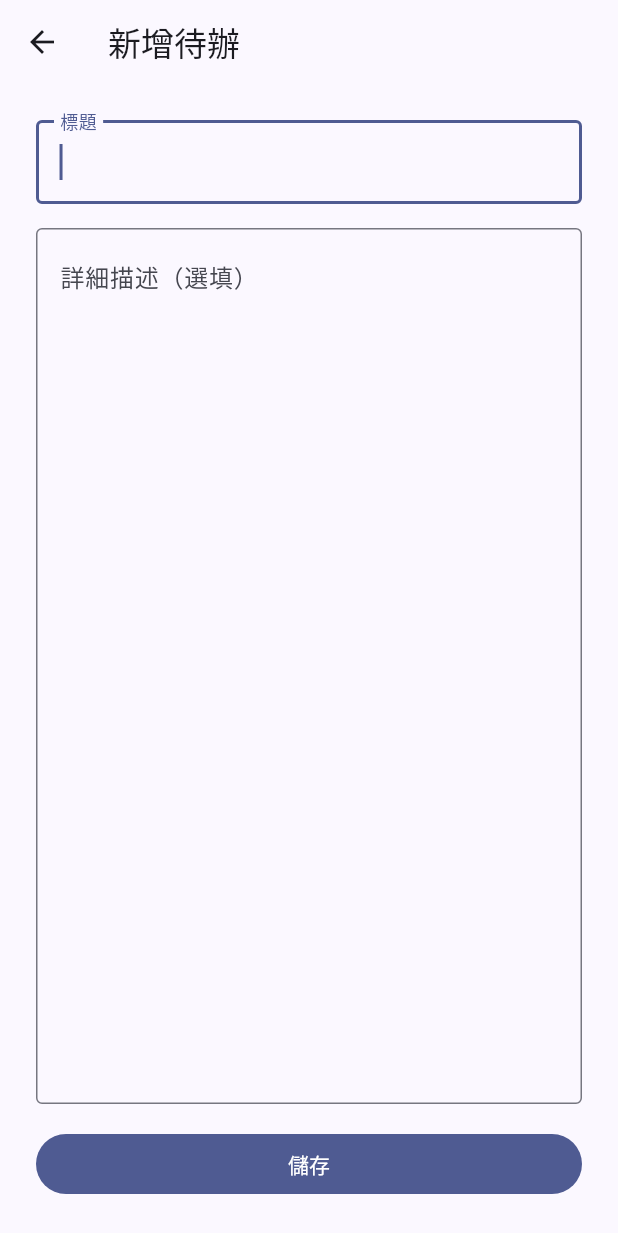
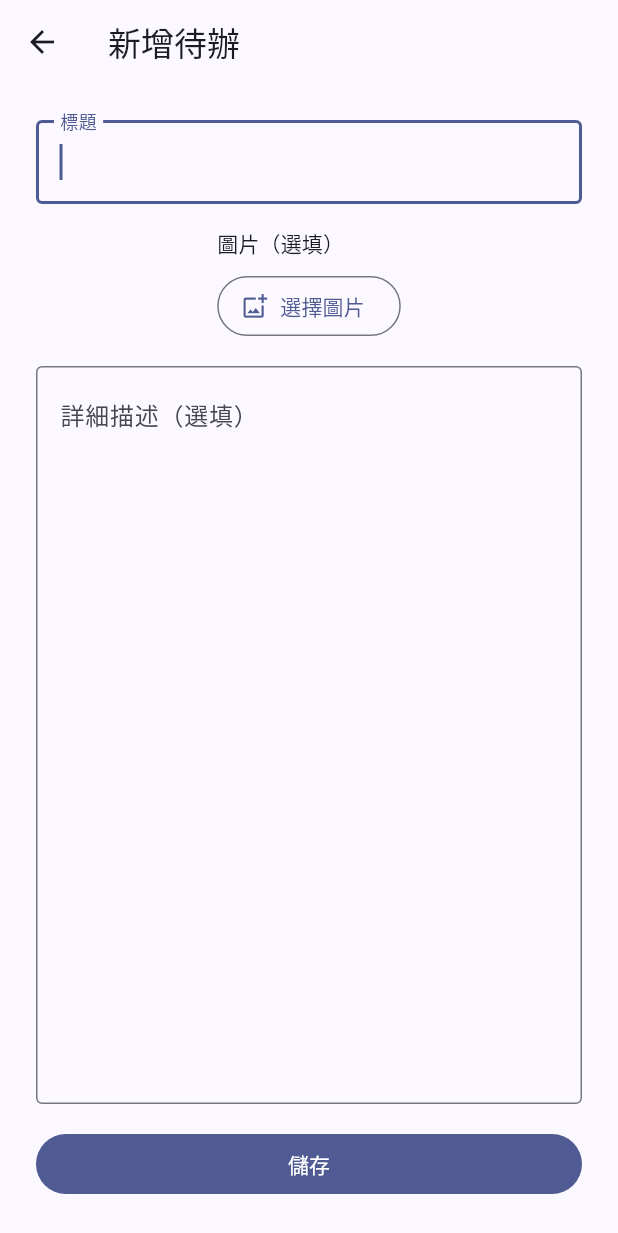
Before and after one commit to DisappearPing/MyFirstAITestApp, a Flutter app: the screen it shows once a user with an empty profile is signed in, after a tap on "新增含詳細內容的待辦", on a phone screen of 412 x 824 dp. Shown: the top 1233 px of the screen. Run offline on Flutter 3.47's test engine with Material 3 defaults, Android fonts, the phone set to English and light mode, and no system bars; our stand-ins replace cloud_firestore, file_picker, firebase_auth, firebase_core, firebase_storage, google_sign_in; accounts and stored records are empty; network calls fail.

Commit message:
Add image attachments for todos

```diff
--- a/lib/features/auth/presentation/pages/auth_gate.dart
+++ b/lib/features/auth/presentation/pages/auth_gate.dart
@@ -6,6 +6,7 @@ import 'package:my_first_app/features/auth/presentation/pages/account_page.dart'
 import 'package:my_first_app/features/auth/presentation/pages/auth_page.dart';
 import 'package:my_first_app/features/auth/presentation/view_models/auth_view_model.dart';
 import 'package:my_first_app/features/todos/data/repositories/firestore_todo_repository.dart';
+import 'package:my_first_app/features/todos/data/repositories/firebase_storage_todo_image_repository.dart';
 import 'package:my_first_app/features/todos/presentation/pages/todo_list_page.dart';
 import 'package:my_first_app/features/todos/presentation/view_models/todo_list_view_model.dart';
 
@@ -39,7 +40,12 @@ class _AuthGateState extends State<AuthGate> {
       _todoUserId = user?.id;
       _todoViewModel = user == null
           ? null
-          : TodoListViewModel(FirestoreTodoRepository(userId: user.id));
+          : TodoListViewModel(
+              FirestoreTodoRepository(userId: user.id),
+              imageRepository: FirebaseStorageTodoImageRepository(
+                userId: user.id,
+              ),
+            );
     }
     if (mounted) setState(() {});
   }
--- a/lib/features/todos/domain/models/todo.dart
+++ b/lib/features/todos/domain/models/todo.dart
@@ -4,19 +4,32 @@ class Todo {
     required this.title,
     this.description = '',
     this.isDone = false,
+    this.imageUrl,
+    this.imagePath,
   });
 
   final String id;
   final String title;
   final String description;
   final bool isDone;
+  final String? imageUrl;
+  final String? imagePath;
 
-  Todo copyWith({String? title, String? description, bool? isDone}) {
+  Todo copyWith({
+    String? title,
+    String? description,
+    bool? isDone,
+    String? imageUrl,
+    String? imagePath,
+    bool clearImage = false,
+  }) {
     return Todo(
       id: id,
       title: title ?? this.title,
       description: description ?? this.description,
       isDone: isDone ?? this.isDone,
+      imageUrl: clearImage ? null : imageUrl ?? this.imageUrl,
+      imagePath: clearImage ? null : imagePath ?? this.imagePath,
     );
   }
 
@@ -24,6 +37,8 @@ class Todo {
     'title': title,
     'description': description,
     'isDone': isDone,
+    if (imageUrl != null) 'imageUrl': imageUrl!,
+    if (imagePath != null) 'imagePath': imagePath!,
     'position': position,
   };
 
@@ -32,5 +47,7 @@ class Todo {
     title: json['title'] as String? ?? '',
     description: json['description'] as String? ?? '',
     isDone: json['isDone'] as bool? ?? false,
+    imageUrl: json['imageUrl'] as String?,
+    imagePath: json['imagePath'] as String?,
   );
 }
--- /dev/null
+++ b/lib/features/todos/domain/models/todo_image.dart
@@ -0,0 +1,15 @@
+import 'dart:typed_data';
+
+class TodoImage {
+  const TodoImage({required this.path, required this.url});
+
+  final String path;
+  final String url;
+}
+
+class TodoImageUpload {
+  const TodoImageUpload({required this.bytes, required this.contentType});
+
+  final Uint8List bytes;
+  final String contentType;
+}
--- a/lib/features/todos/presentation/pages/todo_editor_page.dart
+++ b/lib/features/todos/presentation/pages/todo_editor_page.dart
@@ -1,13 +1,21 @@
 import 'dart:async';
+import 'dart:typed_data';
 
+import 'package:file_picker/file_picker.dart';
 import 'package:flutter/material.dart';
 import 'package:my_first_app/features/todos/domain/models/todo.dart';
+import 'package:my_first_app/features/todos/domain/models/todo_image.dart';
 
 class TodoEditorPage extends StatefulWidget {
   const TodoEditorPage({super.key, this.todo, required this.onSave});
 
   final Todo? todo;
-  final Future<void> Function(String title, String description) onSave;
+  final Future<void> Function(
+    String title,
+    String description,
+    TodoImageUpload? newImage,
+    bool removeImage,
+  ) onSave;
 
   @override
   State<TodoEditorPage> createState() => _TodoEditorPageState();
@@ -17,6 +25,9 @@ class _TodoEditorPageState extends State<TodoEditorPage> {
   late final TextEditingController _titleController;
   late final TextEditingController _descriptionController;
   bool _isSaving = false;
+  TodoImageUpload? _selectedImage;
+  bool _removeImage = false;
+  Uint8List? _selectedImageBytes;
 
   @override
   void initState() {
@@ -40,9 +51,52 @@ class _TodoEditorPageState extends State<TodoEditorPage> {
       return;
     }
     setState(() => _isSaving = true);
-    await widget.onSave(_titleController.text, _descriptionController.text);
+    try {
+      await widget.onSave(
+        _titleController.text,
+        _descriptionController.text,
+        _selectedImage,
+        _removeImage,
+      );
+    } catch (error) {
+      if (!mounted) return;
+      setState(() => _isSaving = false);
+      ScaffoldMessenger.of(context).showSnackBar(
+        SnackBar(content: Text('儲存失敗：$error')),
+      );
+      return;
+    }
     if (!mounted) return;
     Navigator.of(context).pop();
+  }
+
+  Future<void> _selectImage() async {
+    final file = await FilePicker.pickFile(type: FileType.image);
+    if (file == null) return;
+    final bytes = await file.readAsBytes();
+    if (bytes.length > 5 * 1024 * 1024) {
+      if (!mounted) return;
+      ScaffoldMessenger.of(context).showSnackBar(
+        const SnackBar(content: Text('圖片大小不可超過 5 MB。')),
+      );
+      return;
+    }
+    if (!mounted) return;
+    setState(() {
+      _selectedImage = TodoImageUpload(
+        bytes: bytes,
+        contentType: _contentTypeFromName(file.name),
+      );
+      _selectedImageBytes = bytes;
+      _removeImage = false;
+    });
+  }
+
+  String _contentTypeFromName(String fileName) {
+    final lowerName = fileName.toLowerCase();
+    if (lowerName.endsWith('.png')) return 'image/png';
+    if (lowerName.endsWith('.webp')) return 'image/webp';
+    return 'image/jpeg';
   }
 
   @override
@@ -66,6 +120,19 @@ class _TodoEditorPageState extends State<TodoEditorPage> {
                       labelText: '標題',
                       border: OutlineInputBorder(),
                     ),
+                  ),
+                  const SizedBox(height: 16),
+                  _ImageSection(
+                    existingImageUrl: _removeImage ? null : widget.todo?.imageUrl,
+                    selectedImageBytes: _selectedImageBytes,
+                    onSelect: _isSaving ? null : () => unawaited(_selectImage()),
+                    onRemove: _isSaving
+                        ? null
+                        : () => setState(() {
+                            _selectedImage = null;
+                            _selectedImageBytes = null;
+                            _removeImage = widget.todo?.imageUrl != null;
+                          }),
                   ),
                   const SizedBox(height: 16),
                   Expanded(
@@ -100,3 +167,75 @@ class _TodoEditorPageState extends State<TodoEditorPage> {
     );
   }
 }
+
+class _ImageSection extends StatelessWidget {
+  const _ImageSection({
+    required this.existingImageUrl,
+    required this.selectedImageBytes,
+    required this.onSelect,
+    required this.onRemove,
+  });
+
+  final String? existingImageUrl;
+  final Uint8List? selectedImageBytes;
+  final VoidCallback? onSelect;
+  final VoidCallback? onRemove;
+
+  @override
+  Widget build(BuildContext context) {
+    final image = selectedImageBytes != null
+        ? Image.memory(selectedImageBytes!, fit: BoxFit.cover)
+        : existingImageUrl != null
+        ? Image.network(
+            existingImageUrl!,
+            fit: BoxFit.cover,
+            errorBuilder: (_, _, _) => const Center(
+              child: Text('圖片載入失敗'),
+            ),
+          )
+        : null;
+    return Column(
+      crossAxisAlignment: CrossAxisAlignment.start,
+      children: [
+        Text('圖片（選填）', style: Theme.of(context).textTheme.titleSmall),
+        const SizedBox(height: 8),
+        if (image != null)
+          Stack(
+            children: [
+              ClipRRect(
+                borderRadius: BorderRadius.circular(12),
+                child: SizedBox(
+                  width: double.infinity,
+                  height: 160,
+                  child: image,
+                ),
+              ),
+              Positioned(
+                top: 8,
+                right: 8,
+                child: IconButton.filled(
+                  tooltip: '移除圖片',
+                  onPressed: onRemove,
+                  icon: const Icon(Icons.close),
+                ),
+              ),
+            ],
+          )
+        else
+          OutlinedButton.icon(
+            onPressed: onSelect,
+            icon: const Icon(Icons.add_photo_alternate_outlined),
+            label: const Text('選擇圖片'),
+          ),
+        if (image != null) ...[
+          const SizedBox(height: 8),
+          OutlinedButton.icon(
+            onPressed: onSelect,
+            icon: const Icon(Icons.photo_library_outlined),
+            label: const Text('更換圖片'),
+          ),
+        ],
+      ],
+    );
+  }
+}
--- a/pubspec.yaml
+++ b/pubspec.yaml
@@ -37,7 +37,9 @@ dependencies:
   cloud_firestore: any
   firebase_auth: any
   firebase_core: any
+  firebase_storage: any
   google_sign_in: any
+  file_picker: any
 
 dev_dependencies:
   flutter_test:
```
Also changed, not shown: lib/features/todos/data/repositories/firebase_storage_todo_image_repository.dart (added, +42 -0 lines), lib/features/todos/data/repositories/todo_image_repository.dart (added, +10 -0 lines), lib/features/todos/presentation/pages/todo_list_page.dart (+8 -2 lines), lib/features/todos/presentation/view_models/todo_list_view_model.dart (+48 -4 lines), lib/features/todos/presentation/widgets/todo_list_item.dart (+27 -3 lines), firebase.json, pubspec.lock, 5 other files.
